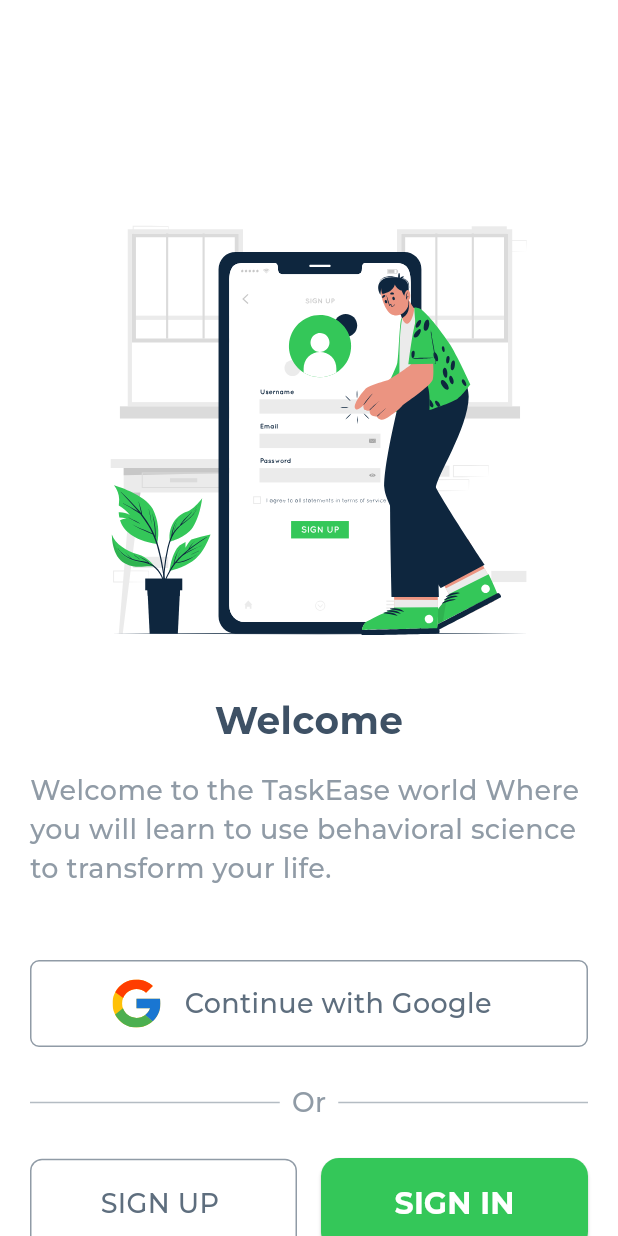
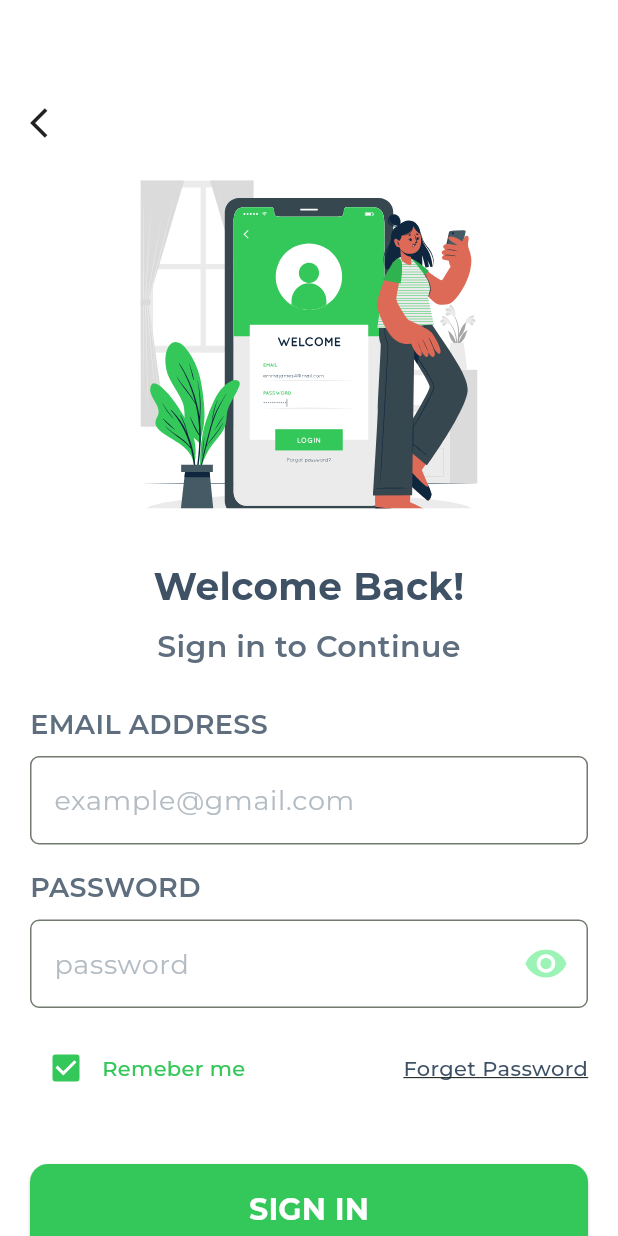
Before and after one commit to mohamed-oraby10/prj1, a Flutter app: the WelcomeView screen opened directly, after a tap on "SIGN IN", on a phone screen of 412 x 824 dp. Run offline on Flutter 3.47's test engine with Material 3 defaults, Android fonts, the phone set to English and light mode, and no system bars; our stand-ins replace flutter_svg, smooth_page_indicator.

Commit message:
Add login and registration views with email and password fields
- Created `login_view.dart` and `register_view.dart` for user authentication.
- Implemented `LoginViewBody` and `RegisterViewBody` widgets for respective views.
- Added `EmailField` and `PasswordField` widgets for input handling.
- Included SVG assets for visual elements in the login and registration screens.
- Integrated navigation between login and registration views.

```diff
--- a/lib/constants.dart
+++ b/lib/constants.dart
@@ -3,3 +3,4 @@
 const kPrimaryColor = Color(0xff34C759);
 const kTitleText = Color(0xff3E5165);
 const kDescText = Color(0xff909BA6);
+const kSecondText = Color(0xff5E6E7E);
--- /dev/null
+++ b/lib/views/login_view.dart
@@ -0,0 +1,11 @@
+import 'package:flutter/material.dart';
+import 'package:prj1/widgets/login_view_body.dart';
+
+class LoginView extends StatelessWidget {
+  const new({super.key});
+
+  @override
+  Widget build(BuildContext context) {
+    return const Scaffold(body: LoginViewBody());
+  }
+}
--- a/lib/views/welcome_view.dart
+++ b/lib/views/welcome_view.dart
@@ -1,6 +1,8 @@
 import 'package:flutter/material.dart';
 import 'package:flutter_svg/svg.dart';
 import 'package:prj1/constants.dart';
+import 'package:prj1/views/login_view.dart';
+import 'package:prj1/views/register_view.dart';
 import 'package:prj1/widgets/main_button.dart';
 
 class WelcomeView extends StatelessWidget {
@@ -88,13 +90,23 @@
             Row(
               children: [
                 Expanded(
+                  child: GestureDetector(
+                    onTap: () {
+                      Navigator.push(
+                        context,
+                        MaterialPageRoute(builder: (context) => RegisterView()),
+                      );
+                    },
                     child: Container(
                       width: double.infinity,
                       decoration: BoxDecoration(
                         borderRadius: BorderRadius.circular(8),
                         border: Border.all(color: Color(0xff909BA6), width: 1),
                       ),
-                    padding: EdgeInsets.symmetric(vertical: 16, horizontal: 46),
+                      padding: EdgeInsets.symmetric(
+                        vertical: 16,
+                        horizontal: 46,
+                      ),
                       child: Text(
                         'SIGN UP',
                         style: const TextStyle(
@@ -105,9 +117,18 @@
                       ),
                     ),
                   ),
+                ),
                 const SizedBox(width: 16),
                 Expanded(
-                  child: MainButton(text: 'SIGN IN', onTap: () {}),
+                  child: MainButton(
+                    text: 'SIGN IN',
+                    onTap: () {
+                      Navigator.push(
+                        context,
+                        MaterialPageRoute(builder: (context) => LoginView()),
+                      );
+                    },
+                  ),
                 ),
               ],
             ),
--- /dev/null
+++ b/lib/widgets/email_field.dart
@@ -0,0 +1,42 @@
+import 'package:flutter/material.dart';
+import 'package:prj1/constants.dart';
+
+class EmailField extends StatelessWidget {
+  const EmailField({super.key, this.title, this.hint});
+  final String? title, hint;
+  @override
+  Widget build(BuildContext context) {
+    return Column(
+      crossAxisAlignment: CrossAxisAlignment.start,
+      children: [
+        Text(
+          title ?? 'EMAIL ADDRESS',
+          style: const TextStyle(
+            fontSize: 18,
+            fontWeight: FontWeight.w600,
+            color: kSecondText,
+          ),
+        ),
+        SizedBox(height: 8),
+        TextField(
+          decoration: InputDecoration(
+            border: OutlineInputBorder(
+              borderRadius: BorderRadius.circular(6),
+              borderSide: BorderSide(width: 1, color: Color(0xff909BA6)),
+            ),
+            focusedBorder: OutlineInputBorder(
+              borderRadius: BorderRadius.circular(6),
+              borderSide: BorderSide(width: 1, color: Color(0xff909BA6)),
+            ),
+            hintStyle: const TextStyle(
+              fontSize: 18,
+              fontWeight: FontWeight.normal,
+              color: Color(0xffB4BCC3),
+            ),
+            hintText: hint ?? 'example@gmail.com',
+          ),
+        ),
+      ],
+    );
+  }
+}
--- /dev/null
+++ b/lib/widgets/login_view_body.dart
@@ -0,0 +1,128 @@
+import 'package:flutter/material.dart';
+import 'package:flutter_svg/svg.dart';
+import 'package:prj1/constants.dart';
+import 'package:prj1/views/register_view.dart';
+import 'package:prj1/widgets/email_field.dart';
+import 'package:prj1/widgets/main_button.dart';
+import 'package:prj1/widgets/password_field.dart';
+
+class LoginViewBody extends StatelessWidget {
+  const new({super.key});
+
+  @override
+  Widget build(BuildContext context) {
+    return Padding(
+      padding: EdgeInsets.symmetric(horizontal: 20),
+      child: Column(
+        crossAxisAlignment: CrossAxisAlignment.start,
+        children: [
+          SizedBox(height: 70),
+          GestureDetector(
+            onTap: () {
+              Navigator.pop(context);
+            },
+            child: Icon(Icons.arrow_back_ios),
+          ),
+          SizedBox(height: 4),
+          SvgPicture.asset('assets/images/illustration-2.svg'),
+          SizedBox(height: 24),
+          Center(
+            child: Text(
+              'Welcome Back!',
+              style: const TextStyle(
+                fontSize: 25,
+                fontWeight: FontWeight.bold,
+                color: kTitleText,
+              ),
+              textAlign: TextAlign.center,
+            ),
+          ),
+          SizedBox(height: 8),
+          Center(
+            child: Text(
+              'Sign in to Continue',
+              style: const TextStyle(
+                fontSize: 20,
+                fontWeight: FontWeight.w600,
+                color: kSecondText,
+              ),
+              textAlign: TextAlign.center,
+            ),
+          ),
+          SizedBox(height: 24),
+          EmailField(),
+          SizedBox(height: 16),
+          PasswordField(),
+          SizedBox(height: 16),
+          Row(
+            mainAxisAlignment: MainAxisAlignment.spaceBetween,
+            children: [
+              Row(
+                children: [
+                  Checkbox(
+                    value: true,
+                    onChanged: (value) {},
+                    checkColor: Colors.white,
+                    activeColor: kPrimaryColor,
+                  ),
+                  Text(
+                    'Remeber me',
+                    style: TextStyle(
+                      fontSize: 14,
+                      color: kPrimaryColor,
+                      fontWeight: FontWeight.w500,
+                    ),
+                  ),
+                ],
+              ),
+              Text(
+                'Forget Password',
+                style: TextStyle(
+                  fontSize: 14,
+                  color: kTitleText,
+                  fontWeight: FontWeight.w500,
+                  decoration: TextDecoration.underline,
+                ),
+              ),
+            ],
+          ),
+          SizedBox(height: 40),
+          MainButton(text: 'SIGN IN', onTap: () {}),
+          SizedBox(height: 32),
+          Padding(
+            padding: const EdgeInsets.symmetric(horizontal: 51),
+            child: Row(
+              children: [
+                Text(
+                  'Don’t have an Account?',
+                  style: TextStyle(
+                    fontSize: 16,
+                    color: kTitleText,
+                    fontWeight: FontWeight.w500,
+                  ),
+                ),
+                SizedBox(width: 4),
+                GestureDetector(
+                  onTap: () {
+                    Navigator.push(
+                      context,
+                      MaterialPageRoute(builder: (context) => RegisterView()),
+                    );
+                  },
+                  child: Text(
+                    'Sign up',
+                    style: TextStyle(
+                      fontSize: 16,
+                      color: Color(0xff23CF48),
+                      fontWeight: FontWeight.w500,
+                    ),
+                  ),
+                ),
+              ],
+            ),
+          ),
+        ],
+      ),
+    );
+  }
+}
--- /dev/null
+++ b/lib/widgets/password_field.dart
@@ -0,0 +1,47 @@
+import 'package:flutter/material.dart';
+import 'package:flutter_svg/svg.dart';
+import 'package:prj1/constants.dart';
+
+class PasswordField extends StatelessWidget {
+  const new({super.key});
+
+  @override
+  Widget build(BuildContext context) {
+    return Column(
+      crossAxisAlignment: CrossAxisAlignment.start,
+      children: [
+        Text(
+          'PASSWORD',
+          style: const TextStyle(
+            fontSize: 18,
+            fontWeight: FontWeight.w600,
+            color: kSecondText,
+          ),
+        ),
+        SizedBox(height: 8),
+        TextField(
+          decoration: InputDecoration(
+            border: OutlineInputBorder(
+              borderRadius: BorderRadius.circular(6),
+              borderSide: BorderSide(width: 1, color: Color(0xff909BA6)),
+            ),
+            focusedBorder: OutlineInputBorder(
+              borderRadius: BorderRadius.circular(6),
+              borderSide: BorderSide(width: 1, color: Color(0xff909BA6)),
+            ),
+            suffixIcon: Padding(
+              padding: EdgeInsets.symmetric(horizontal: 14, vertical: 18),
+              child: SvgPicture.asset('assets/images/mdi_eye.svg'),
+            ),
+            hintStyle: const TextStyle(
+              fontSize: 18,
+              fontWeight: FontWeight.normal,
+              color: Color(0xffB4BCC3),
+            ),
+            hintText: 'password',
+          ),
+        ),
+      ],
+    );
+  }
+}
```
Also changed, not shown: lib/views/register_view.dart (added, +11 -0 lines), lib/widgets/register_view_body.dart (added, +122 -0 lines), assets/images/Startup life-pana 1.svg (added), assets/images/mdi_eye.svg (added). Lines whose indentation alone changed are shown as unchanged.
